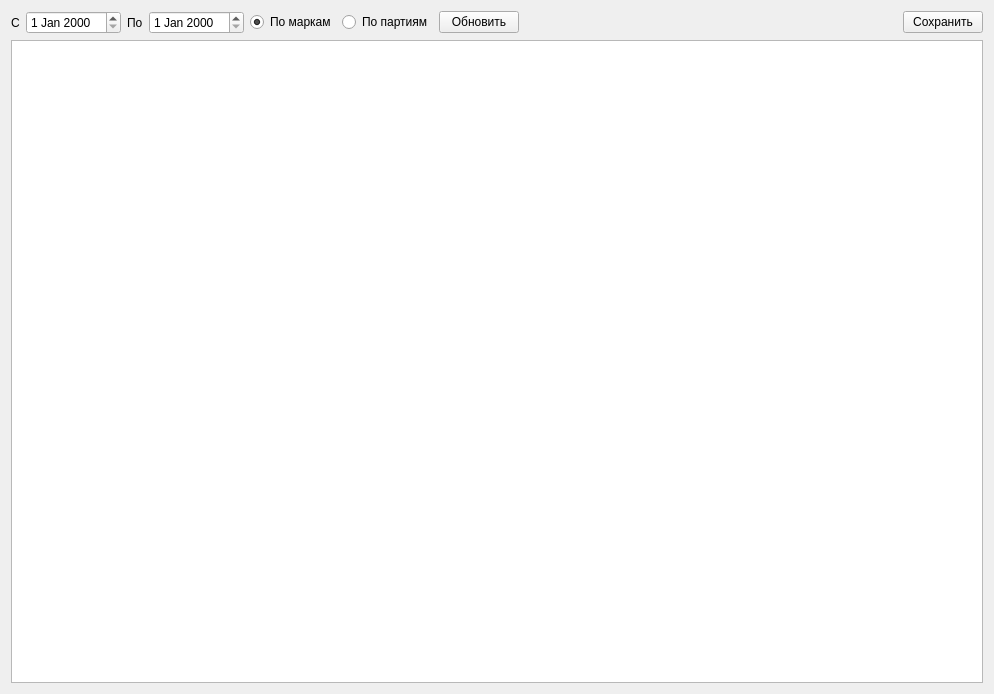
Above: formreport.ui from Sergeyego/wire_pr before the change. Below: the same form after it.
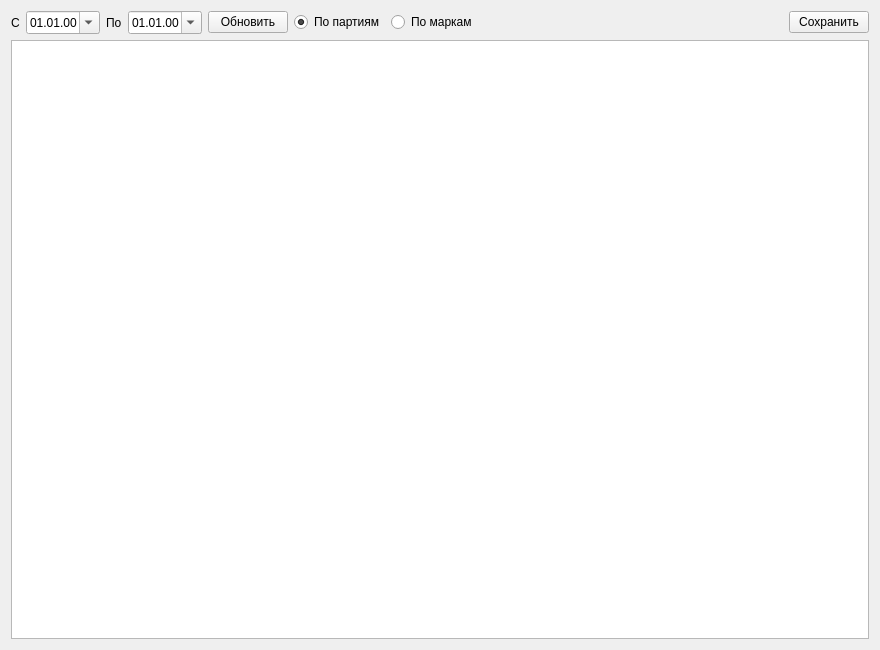
That is the form after the change. Icons and pictures are not drawn. Custom widgets are drawn as their Qt base class.

Commit message: изменен отчет

Patch:
```diff
--- a/formreport.ui
+++ b/formreport.ui
@@ -6,8 +6,8 @@
    <rect>
     <x>0</x>
     <y>0</y>
-    <width>994</width>
-    <height>694</height>
+    <width>880</width>
+    <height>650</height>
    </rect>
   </property>
   <property name="windowTitle">
@@ -24,7 +24,14 @@
       </widget>
      </item>
      <item>
-      <widget class="DbDateEdit" name="dateEditBeg"/>
+      <widget class="QDateEdit" name="dateEditBeg">
+       <property name="displayFormat">
+        <string>dd.MM.yy</string>
+       </property>
+       <property name="calendarPopup">
+        <bool>true</bool>
+       </property>
+      </widget>
      </item>
      <item>
       <widget class="QLabel" name="label_2">
@@ -34,15 +41,19 @@
       </widget>
      </item>
      <item>
-      <widget class="DbDateEdit" name="dateEditEnd"/>
+      <widget class="QDateEdit" name="dateEditEnd">
+       <property name="displayFormat">
+        <string>dd.MM.yy</string>
+       </property>
+       <property name="calendarPopup">
+        <bool>true</bool>
+       </property>
+      </widget>
      </item>
      <item>
-      <widget class="QRadioButton" name="radioButtonMar">
+      <widget class="QPushButton" name="pushButtonUpd">
        <property name="text">
-        <string>По маркам</string>
-       </property>
-       <property name="checked">
-        <bool>true</bool>
+        <string>Обновить</string>
        </property>
       </widget>
      </item>
@@ -51,16 +62,15 @@
        <property name="text">
         <string>По партиям</string>
        </property>
+       <property name="checked">
+        <bool>true</bool>
+       </property>
       </widget>
      </item>
      <item>
-      <widget class="QPushButton" name="cmdUpd">
+      <widget class="QRadioButton" name="radioButtonMark">
        <property name="text">
-        <string>Обновить</string>
-       </property>
-       <property name="icon">
-        <iconset theme="view-refresh">
-         <normaloff>.</normaloff>.</iconset>
+        <string>По маркам</string>
        </property>
       </widget>
      </item>
@@ -101,11 +111,6 @@
    <extends>QTableView</extends>
    <header>olap/tableview.h</header>
   </customwidget>
-  <customwidget>
-   <class>DbDateEdit</class>
-   <extends>QDateEdit</extends>
-   <header>db/dbdateedit.h</header>
-  </customwidget>
  </customwidgets>
  <resources/>
  <connections/>
```
Left out of the diff: 8 changed lines with no effect on the pictures. The commit also changes 2 other files.
